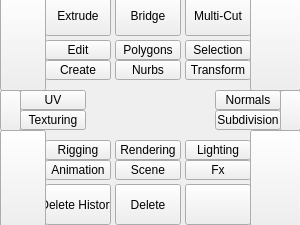
Above: tk_ui/main.ui from m3trik/Scripts_portable before the change. Below: the same form after it.
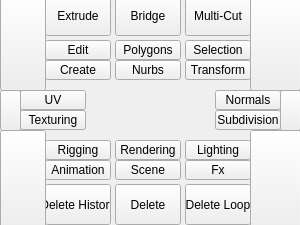
That is the form after the change.

What changed in the file:
```diff
--- a/tk_ui/main.ui
+++ b/tk_ui/main.ui
@@ -175,7 +175,7 @@
      <string>Minimize Window</string>
     </property>
     <property name="text">
-     <string/>
+     <string>Delete Loop</string>
     </property>
    </widget>
    <widget class="QPushButton" name="i022">
```
